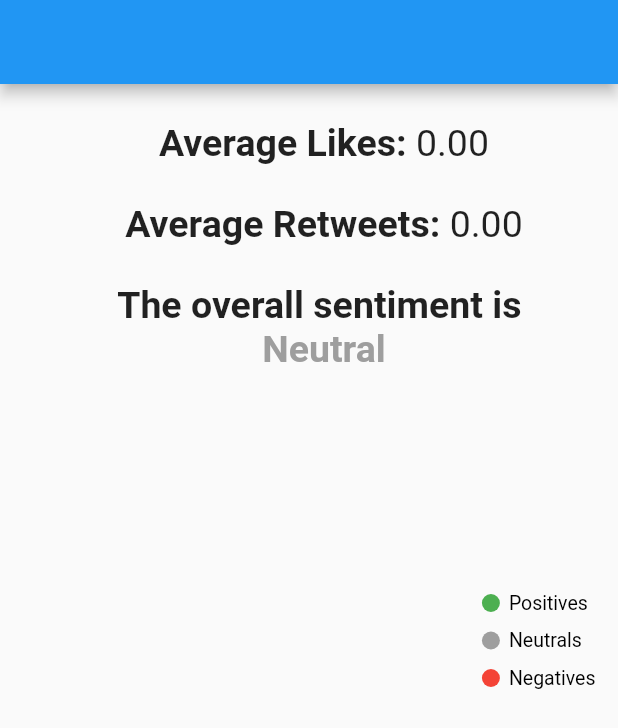
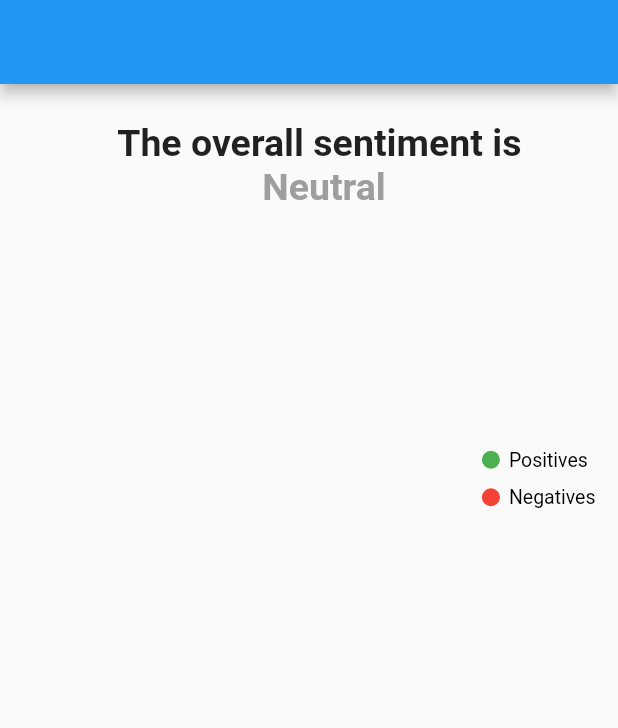
Before and after one commit to mzaieda/Twitter-Sentiment-Analysis-Mobile-App, a Flutter app: the AnalysisPage screen opened directly with empty values, on a phone screen of 412 x 824 dp. Shown: the top 728 px of the screen. Run offline on Flutter 3.47's test engine with Material 2 defaults, Android fonts, the light colour scheme and no system bars; our stand-ins replace flutter_dotenv, flutter_spinkit, localstorage, syncfusion_flutter_charts.

Commit message:
finished the frontend for postives and negatives

```diff
--- a/mobile/lib/models/analysis.dart
+++ b/mobile/lib/models/analysis.dart
@@ -1,25 +1,16 @@
 class Analysis {
   final double positives;
-  final double neutrals;
   final double negatives;
-  final double averageLikes;
-  final double averageRetweets;
 
   Analysis({
     required this.positives,
-    required this.neutrals,
     required this.negatives,
-    required this.averageLikes,
-    required this.averageRetweets,
   });
 
   factory Analysis.fromJson(Map<String, dynamic> json) {
     return Analysis(
       positives: json['positives'],
-      neutrals: json['neutrals'],
       negatives: json['negatives'],
-      averageLikes: json['averageLikes'],
-      averageRetweets: json['averageRetweets'],
     );
   }
 }
--- a/mobile/lib/models/chart_data.dart
+++ b/mobile/lib/models/chart_data.dart
@@ -20,13 +20,6 @@ class ChartData {
         color: Colors.green,
       );
 
-  factory ChartData.fromNeutrals(double neutrals) => ChartData(
-        x: "Neutrals",
-        y: neutrals,
-        label: "${(neutrals * 100).toStringAsFixed(2)}%",
-        color: Colors.grey,
-      );
-
   factory ChartData.fromNegatives(double negatives) => ChartData(
         x: "Negatives",
         y: negatives,
--- a/mobile/lib/screens/analysis_page.dart
+++ b/mobile/lib/screens/analysis_page.dart
@@ -26,7 +26,6 @@ class _AnalysisPageState extends State<AnalysisPage> {
   void initState() {
     super.initState();
     _data.add(ChartData.fromPositives(widget.analysis.positives));
-    _data.add(ChartData.fromNeutrals(widget.analysis.neutrals));
     _data.add(ChartData.fromNegatives(widget.analysis.negatives));
     _setSentiment();
   }
@@ -40,48 +39,6 @@ class _AnalysisPageState extends State<AnalysisPage> {
       ),
       body: Column(
         children: [
-          Padding(
-            padding: const EdgeInsets.only(top: 25, left: 20),
-            child: Row(
-              mainAxisAlignment: MainAxisAlignment.center,
-              children: <Widget>[
-                const Text(
-                  "Average Likes: ",
-                  style: TextStyle(
-                    fontWeight: FontWeight.bold,
-                    fontSize: 25,
-                  ),
-                ),
-                Text(
-                  widget.analysis.averageLikes.toStringAsFixed(2),
-                  style: const TextStyle(
-                    fontSize: 25,
-                  ),
-                ),
-              ],
-            ),
-          ),
-          Padding(
-            padding: const EdgeInsets.only(top: 25, left: 20),
-            child: Row(
-              mainAxisAlignment: MainAxisAlignment.center,
-              children: <Widget>[
-                const Text(
-                  "Average Retweets: ",
-                  style: TextStyle(
-                    fontWeight: FontWeight.bold,
-                    fontSize: 25,
-                  ),
-                ),
-                Text(
-                  widget.analysis.averageRetweets.toStringAsFixed(2),
-                  style: const TextStyle(
-                    fontSize: 25,
-                  ),
-                ),
-              ],
-            ),
-          ),
           Padding(
             padding: const EdgeInsets.only(top: 25, left: 20),
             child: Column(
```
Also changed, not shown: 2 other files.
